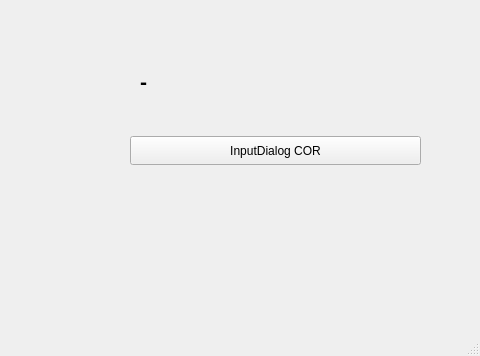
First picture: the form in QT_Creator/InputDialog/InputDialog/mainwindow.ui, repository fernandojsmelo/Curso-Logica-Programacao-, before the edit; both pictures show x 320 to 800 and y 244 to 600 of the 800 by 600 pixel window.
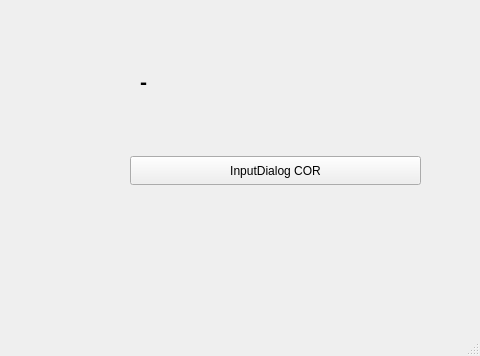
Second picture: the form after the edit.

Commit message: Gt Creator Aula 130. InputDialog parte 2

```diff
--- a/QT_Creator/InputDialog/InputDialog/mainwindow.ui
+++ b/QT_Creator/InputDialog/InputDialog/mainwindow.ui
@@ -145,7 +145,7 @@
     <property name="geometry">
      <rect>
       <x>450</x>
-      <y>380</y>
+      <y>400</y>
       <width>291</width>
       <height>29</height>
      </rect>
```
Left out of the diff: 2 changed lines with no effect on the pictures.
